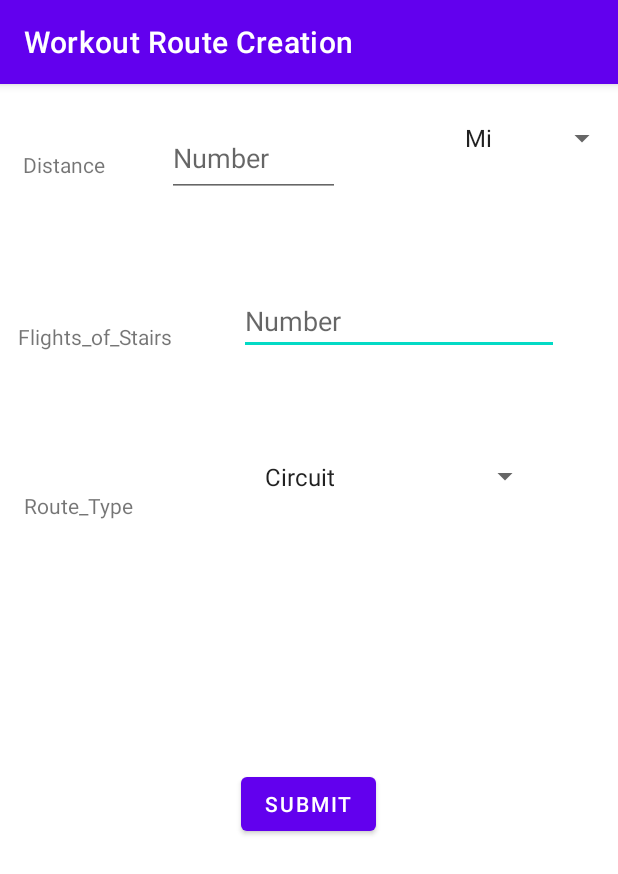
After one commit to TJustinConner/2021Capstone, an Android app: the WorkoutCreation screen opened directly, with no data from a screen before it, on a phone screen of 412 x 824 dp. The commit adds this screen. Shown: the top 874 px of the screen. Run offline under Robolectric (Android 15) with nearby library versions, the phone set to English and light mode, and no system bars.

Commit message:
pushing changes
pushing changes i made

```diff
--- a/CampusNavigation/app/src/main/AndroidManifest.xml
+++ b/CampusNavigation/app/src/main/AndroidManifest.xml
@@ -9,7 +9,9 @@
         android:roundIcon="@mipmap/ic_launcher_round"
         android:supportsRtl="true"
         android:theme="@style/Theme.CampusNavigation">
-        <activity android:name=".PasswordRequirementsPage"></activity>
+        <activity android:name=".WorkoutRoute"></activity>
+        <activity android:name=".WorkoutCreation" />
+        <activity android:name=".PasswordRequirementsPage" />
         <activity android:name=".EmailVerifSent" />
         <activity android:name=".AccountCreation" />
         <activity android:name=".MainActivity">
--- a/CampusNavigation/app/src/main/java/com/example/campusnavigation/MainActivity.java
+++ b/CampusNavigation/app/src/main/java/com/example/campusnavigation/MainActivity.java
@@ -25,5 +25,8 @@ public class MainActivity extends AppCompatActivity {
                 startActivity(ToAcctCreation);
             }});
     }
-
+    public void StartWorkout (View s){
+        Intent i = new Intent(this, WorkoutCreation.class);
+        startActivity(i);
+    }
 }
--- /dev/null
+++ b/CampusNavigation/app/src/main/java/com/example/campusnavigation/WorkoutCreation.java
@@ -0,0 +1,129 @@
+package com.example.campusnavigation;
+
+import androidx.appcompat.app.AppCompatActivity;
+
+import android.content.Intent;
+import android.os.Bundle;
+import android.widget.ArrayAdapter;
+import android.widget.Button;
+import android.widget.EditText;
+import android.widget.Spinner;
+import java.util.ArrayList;
+import java.util.List;
+import android.view.View;
+import android.util.Log;
+import android.widget.Toast;
+
+public class WorkoutCreation extends AppCompatActivity {
+
+    private Spinner RouteSpinner;
+    private Spinner DistanceType;
+
+    @Override
+    protected void onCreate(Bundle savedInstanceState) {
+        super.onCreate(savedInstanceState);
+        setContentView(R.layout.activity_workout_creation);
+
+        Log.d("WorkoutCreation", "onCreate initiated");
+
+        //setting title of page
+        setTitle("Workout Route Creation");
+
+        //what is needed for spinner
+        Log.d("WorkoutCreation","RouteSpinner initiating");
+        RouteSpinner = findViewById(R.id.workoutCreationSpinnerRouteType002);
+        List<String> RouteOptions = new ArrayList<String>();
+        RouteOptions.add("Circuit");
+        RouteOptions.add("In and Out");
+        RouteOptions.add("One Way");
+        ArrayAdapter<String> RouteAdaptor = new ArrayAdapter<String>(WorkoutCreation.this, android.R.layout.simple_list_item_1, RouteOptions);
+        RouteSpinner.setAdapter(RouteAdaptor);
+        Log.d("WorkoutCreation","RouteSpinner created");
+
+        //spinner drop down menu for the different distance types.
+        Log.d("WorkoutCreation","DistanceSpinner initiating");
+        DistanceType = findViewById(R.id.spinnerDistanceType002);
+        List<String> DistanceOptions = new ArrayList<String>();
+        DistanceOptions.add("Mi");
+        DistanceOptions.add("Ft");
+        //DistanceOptions.add("Steps");
+        ArrayAdapter<String> DistanceAdaptor = new ArrayAdapter<String>(WorkoutCreation.this, android.R.layout.simple_list_item_1, DistanceOptions);
+        DistanceType.setAdapter(DistanceAdaptor);
+        Log.d("WorkoutCreation","DistanceSpinner complete");
+
+
+        Log.d("WorkoutCreation","onCreate complete");
+
+    }
+
+    //method to disable a button.
+    public void disable2 (View v){
+        Log.d("WorkoutCreation","disable2 initiated");
+        v.setEnabled(false);
+        Log.d("WorkoutCreation","disable2 complete");
+
+    }
+
+    /*
+    public void disable (View v){
+        View myView = findViewById(R.id.button);
+        findViewById(R.id.button).setEnabled(false);
+        ((Button)findViewById(R.id.button)).setText("new Disable style");
+
+        */
+        //disable but change what button says
+        /*
+        myView.setEnabled(false);
+        Button button = (Button) myView;
+        button.setText("New Disabled");
+
+         */
+        //simple disable for button
+        /*
+        v.setEnabled(false);
+        Button button = (Button) v;
+        button.setText("Disabled");
+        */
+    //}
+
+    public void HandleText (View v){
+        Log.d ("initiated", "HandleText initiated");
+        Toast.makeText(this, "Building your route", Toast.LENGTH_LONG).show();
+        launchSettings(v);
+        Log.d ("Success", "HandleText");
+    }
+    public void ErrorFlight_of_Stairs_To_Few (View v){
+        Log.d ("initiated", "ErrorFlight_of_Stairs_To_Few initiated");
+        Toast.makeText(this, "Negative Numbers for Flight of Stars is not allowed.", Toast.LENGTH_LONG).show();
+        launchSettings(v);
+        Log.d ("Success", "ErrorFlight_of_Stairs_To_Few");
+    }
+    public void launchSettings (View s){
+        Log.d ("Initiated", "launchSettings");
+        Intent i = new Intent(this, WorkoutRoute.class);
+        //texting for passing formation from activities
+        //i.putExtra("Validation","Good");
+        //outputs string of inputted number to next activity
+
+        String message = ((EditText)findViewById(R.id.workoutCreationEditTextNumberSigned003)).getText().toString();
+        i.putExtra("Distance",message);
+
+        //outputs string of inputted number to next activity
+        String message2 = ((EditText)findViewById(R.id.workoutCreationEditTextNumber002)).getText().toString();
+        // if ((int)((EditText)findViewById(R.id.WorkoutCreationEditTextNumber002))) < 0){
+        //      ErrorFlight_of_Stairs_To_Few("a");
+        // }
+        i.putExtra("Flights_of_Stairs",message2);
+
+        //made for testing purposes and not used.
+        //@SuppressLint("WrongViewCast") String DistaceTypeString    = ((EditText)findViewById(R.id.spinnerDistanceType)).getText().toString();
+
+        //used to activate another activity an send all previously created output strings made above.
+        startActivity(i);
+        Log.d ("WorkoutCreation", "HandleText");
+        Log.d ("Success", "launchSettings");
+
+    }
+
+
+}
--- a/CampusNavigation/app/src/main/res/layout/activity_main.xml
+++ b/CampusNavigation/app/src/main/res/layout/activity_main.xml
@@ -14,6 +14,7 @@
         android:layout_marginTop="239dp"
         android:layout_marginEnd="108dp"
         android:layout_marginBottom="440dp"
+        android:onClick="StartWorkout"
         android:text="@string/Workouts_Btn_Text"
         app:layout_constraintBottom_toBottomOf="parent"
         app:layout_constraintEnd_toEndOf="parent"
--- /dev/null
+++ b/CampusNavigation/app/src/main/res/layout/activity_workout_creation.xml
@@ -0,0 +1,103 @@
+<?xml version="1.0" encoding="utf-8"?>
+<androidx.constraintlayout.widget.ConstraintLayout xmlns:android="http://schemas.android.com/apk/res/android"
+    xmlns:app="http://schemas.android.com/apk/res-auto"
+    xmlns:tools="http://schemas.android.com/tools"
+    android:layout_width="match_parent"
+    android:layout_height="match_parent"
+    tools:context=".WorkoutCreation">
+
+    <Button
+        android:id="@+id/button2"
+        android:layout_width="wrap_content"
+        android:layout_height="wrap_content"
+        android:layout_marginBottom="264dp"
+        android:onClick="HandleText"
+        android:text="Submit"
+        app:layout_constraintBottom_toBottomOf="parent"
+        app:layout_constraintEnd_toEndOf="parent"
+        app:layout_constraintHorizontal_bias="0.498"
+        app:layout_constraintStart_toStartOf="parent" />
+
+    <Spinner
+        android:id="@+id/workoutCreationSpinnerRouteType002"
+        android:layout_width="200dp"
+        android:layout_height="42dp"
+        android:layout_marginTop="60dp"
+        android:layout_marginEnd="24dp"
+        android:spinnerMode="dropdown"
+        app:layout_constraintEnd_toEndOf="parent"
+        app:layout_constraintHorizontal_bias="0.721"
+        app:layout_constraintStart_toEndOf="@+id/workoutCreationTextView008"
+        app:layout_constraintTop_toBottomOf="@+id/workoutCreationEditTextNumber002" />
+
+    <EditText
+        android:id="@+id/workoutCreationEditTextNumber002"
+        android:layout_width="wrap_content"
+        android:layout_height="wrap_content"
+        android:layout_marginTop="60dp"
+        android:layout_marginEnd="16dp"
+        android:autofillHints="Number"
+        android:ems="10"
+        android:hint="Number"
+        android:inputType="number"
+        app:layout_constraintEnd_toEndOf="parent"
+        app:layout_constraintHorizontal_bias="0.652"
+        app:layout_constraintStart_toEndOf="@+id/workoutCreationTextView007"
+        app:layout_constraintTop_toBottomOf="@+id/workoutCreationEditTextNumberSigned003" />
+
+    <Spinner
+        android:id="@+id/spinnerDistanceType002"
+        android:layout_width="118dp"
+        android:layout_height="52dp"
+        android:layout_marginTop="10dp"
+        android:spinnerMode="dropdown"
+        app:layout_constraintEnd_toEndOf="parent"
+        app:layout_constraintTop_toTopOf="parent" />
+
+    <EditText
+        android:id="@+id/workoutCreationEditTextNumberSigned003"
+        android:layout_width="115dp"
+        android:layout_height="51dp"
+        android:layout_marginTop="24dp"
+        android:layout_marginEnd="26dp"
+        android:autofillHints="Number"
+        android:ems="10"
+        android:hint="Number"
+        android:inputType="numberSigned"
+        app:layout_constraintEnd_toStartOf="@+id/spinnerDistanceType002"
+        app:layout_constraintStart_toEndOf="@+id/workoutCreationTextView005"
+        app:layout_constraintTop_toTopOf="parent" />
+
+    <TextView
+        android:id="@+id/workoutCreationTextView008"
+        android:layout_width="wrap_content"
+        android:layout_height="wrap_content"
+        android:layout_marginStart="16dp"
+        android:text="Route_Type"
+        app:layout_constraintBottom_toBottomOf="parent"
+        app:layout_constraintStart_toStartOf="parent"
+        app:layout_constraintTop_toTopOf="parent"
+        app:layout_constraintVertical_bias="0.362" />
+
+    <TextView
+        android:id="@+id/workoutCreationTextView007"
+        android:layout_width="wrap_content"
+        android:layout_height="wrap_content"
+        android:layout_marginStart="12dp"
+        android:layout_marginTop="33dp"
+        android:layout_marginBottom="32dp"
+        android:text="Flights_of_Stairs"
+        app:layout_constraintBottom_toTopOf="@+id/workoutCreationTextView008"
+        app:layout_constraintStart_toStartOf="parent"
+        app:layout_constraintTop_toBottomOf="@+id/workoutCreationTextView005" />
+
+    <TextView
+        android:id="@+id/workoutCreationTextView005"
+        android:layout_width="wrap_content"
+        android:layout_height="wrap_content"
+        android:layout_marginStart="15dp"
+        android:layout_marginTop="44dp"
+        android:text="Distance"
+        app:layout_constraintStart_toStartOf="parent"
+        app:layout_constraintTop_toTopOf="parent" />
+</androidx.constraintlayout.widget.ConstraintLayout>
```
Also changed, not shown: CampusNavigation/app/src/main/java/com/example/campusnavigation/WorkoutRoute.java (added, +36 -0 lines), CampusNavigation/app/src/main/res/layout/activity_workout_route.xml (added, +51 -0 lines), 1 other file.
